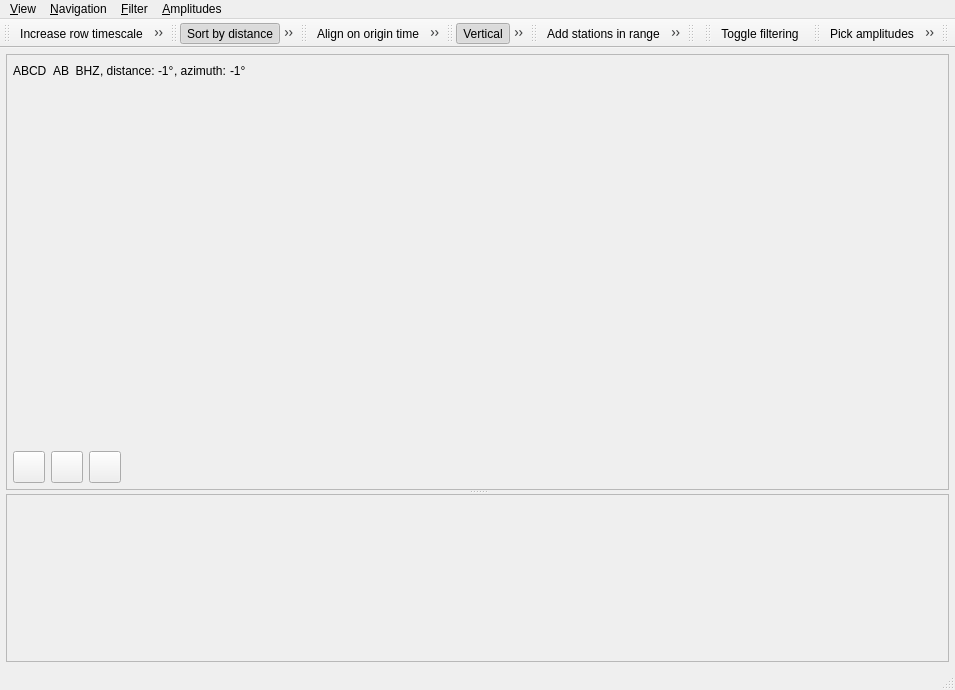
First picture: the form in libs/seiscomp/gui/datamodel/amplitudeview.ui, repository SeisComP/common, before the edit.
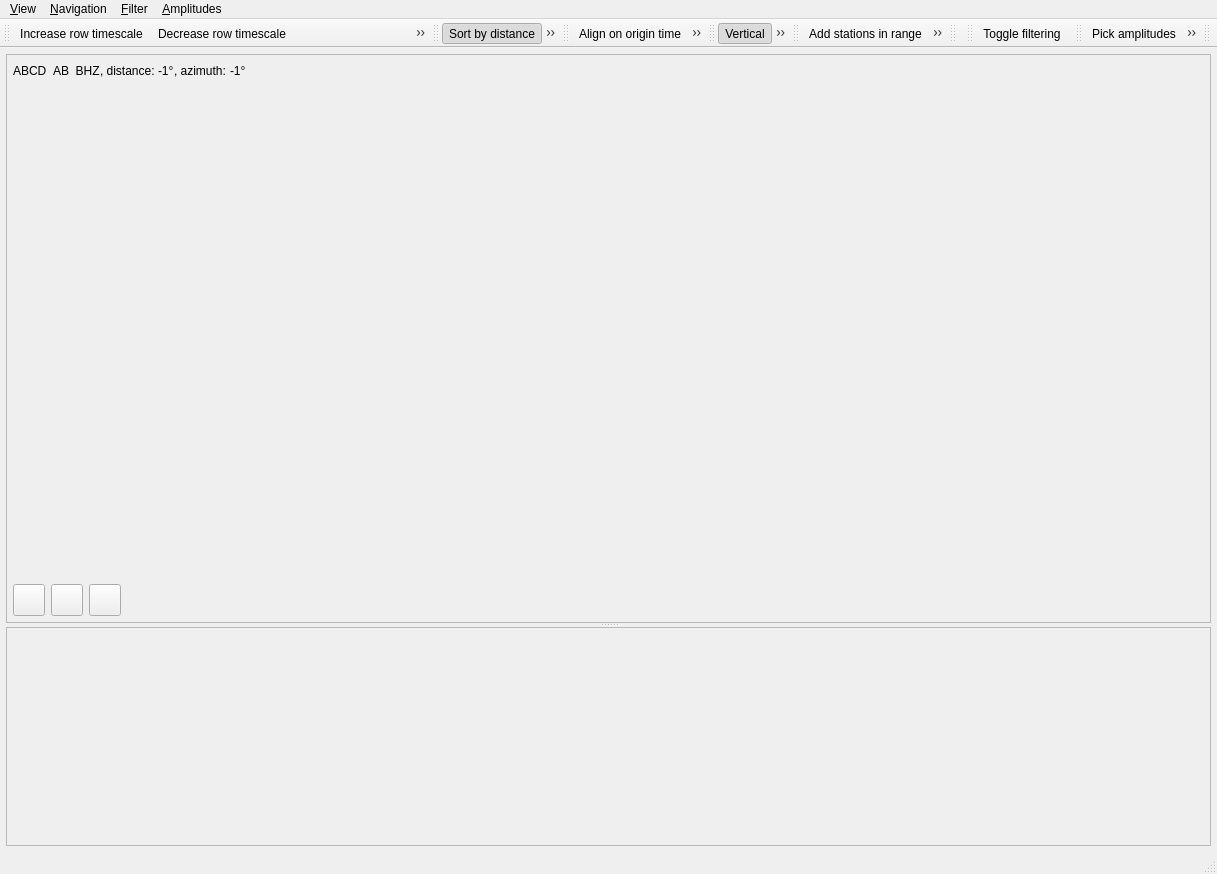
Second picture: the form after the edit. Custom widgets are drawn as their Qt base class.

Commit message: [gui] Add previous/next filter to AmplitudeView

Diff of the .ui file:
```diff
--- a/libs/seiscomp/gui/datamodel/amplitudeview.ui
+++ b/libs/seiscomp/gui/datamodel/amplitudeview.ui
@@ -6,8 +6,8 @@
    <rect>
     <x>0</x>
     <y>0</y>
-    <width>917</width>
-    <height>690</height>
+    <width>1217</width>
+    <height>874</height>
    </rect>
   </property>
   <property name="windowTitle">
@@ -499,8 +499,8 @@
     <rect>
      <x>0</x>
      <y>0</y>
-     <width>917</width>
-     <height>38</height>
+     <width>1217</width>
+     <height>30</height>
     </rect>
    </property>
    <widget class="QMenu" name="menuView">
```
Left out of the diff: 108 changed lines with no effect on the pictures. The commit also changes 2 other files.
